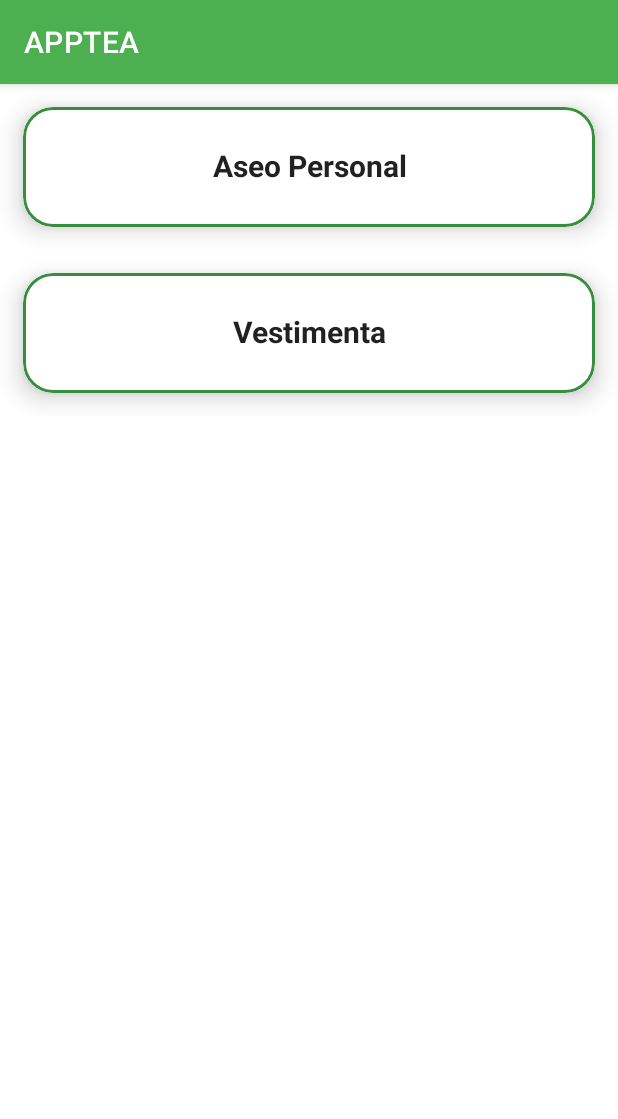
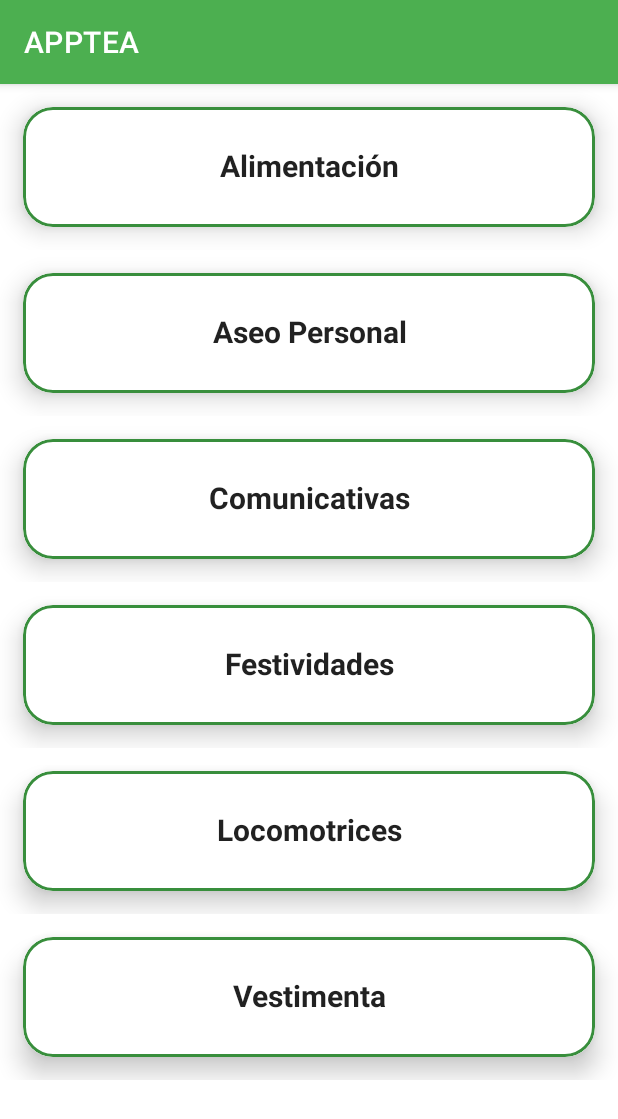
Before and after one commit to Lexan92/APPTEA, an Android app: the fragment CategoriaHabCotidianaFragment shown on its own in the app's theme, on a phone screen of 412 x 824 dp. Shown: the top 1119 px of the screen. Run offline under Robolectric (Android 15) with nearby library versions, the phone set to English and light mode, and no system bars; our stand-ins replace Room's generated code.

Commit message:
update de appDatabase

```diff
--- a/app/src/main/java/roomsqlite/database/appDatabase.java
+++ b/app/src/main/java/roomsqlite/database/appDatabase.java
@@ -93,6 +93,15 @@ public abstract class appDatabase extends RoomDatabase {
                     dao.insert(categoriaHabCotidiana);
                     categoriaHabCotidiana = new CategoriaHabCotidiana(2, "Vestimenta");
                     dao.insert(categoriaHabCotidiana);
+                    categoriaHabCotidiana = new CategoriaHabCotidiana(3, "Alimentación");
+                    dao.insert(categoriaHabCotidiana);
+                    categoriaHabCotidiana = new CategoriaHabCotidiana(4, "Locomotrices");
+                    dao.insert(categoriaHabCotidiana);
+                    categoriaHabCotidiana = new CategoriaHabCotidiana(5, "Comunicativas");
+                    dao.insert(categoriaHabCotidiana);
+                    categoriaHabCotidiana = new CategoriaHabCotidiana(6, "Festividades");
+                    dao.insert(categoriaHabCotidiana);
+
 
                     PaisDao paisesdao = INSTANCE.paisDao();
                     DepartamentoDao deptodao =INSTANCE.departamentoDao();
```
Also changed, not shown: app/src/main/java/com/example/apptea/ui/habilidadCotidiana/HabilidadCotidianaViewModel.java (added, +23 -0 lines), app/src/main/res/layout/fragment_habilidad_cotidiana.xml (added, +16 -0 lines), app/src/main/res/layout/recyclerview_item_categoria_hab_cotidiana.xml (+2 -10 lines).
